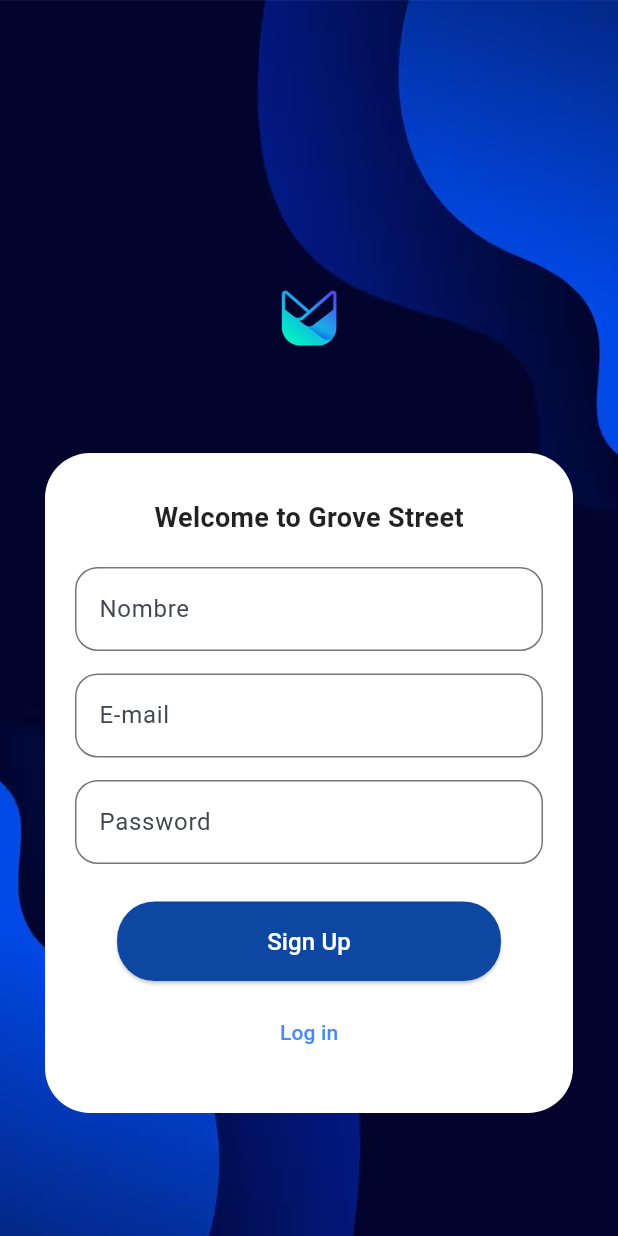
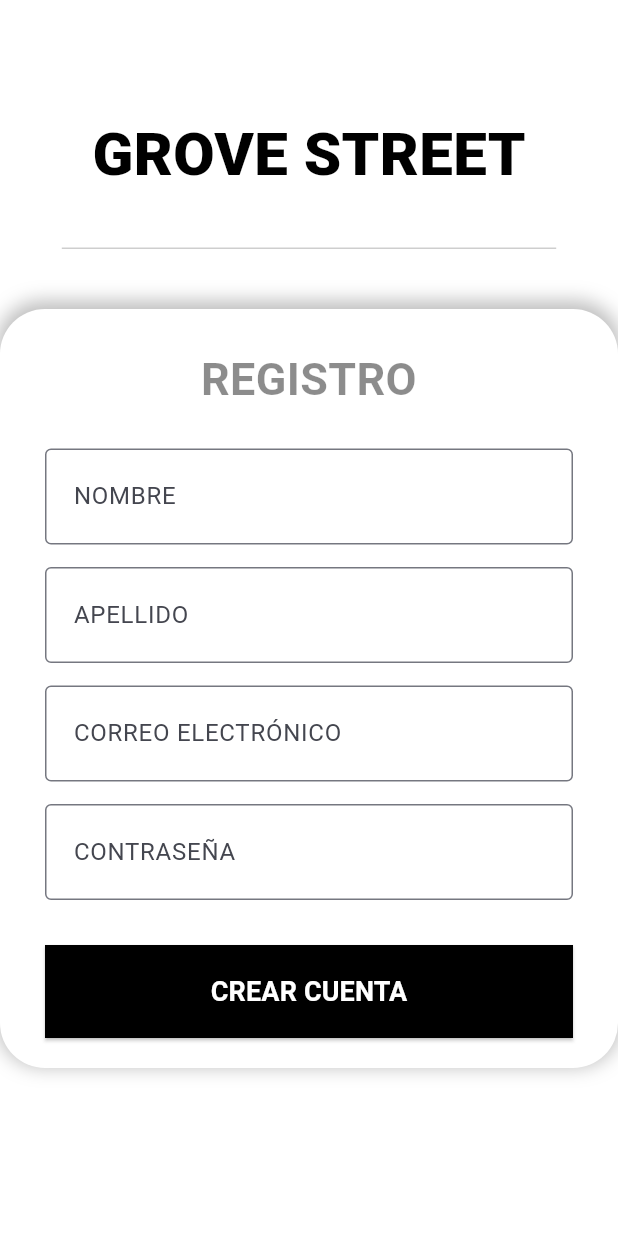
Before and after one commit to Rubio1023/Dispositivo-Moviles-2, a Flutter app: the SignUp screen opened by its route, on a phone screen of 412 x 824 dp. Run offline on Flutter 3.47's test engine with Material 3 defaults, Android fonts, the phone set to English and light mode, and no system bars; our stand-ins replace dartz, equatable, shared_preferences; accounts and stored records are empty.

Commit message:
sign_upV1

```diff
--- a/frontend/lib/features/auth/presentation/screens/sign_up.dart
+++ b/frontend/lib/features/auth/presentation/screens/sign_up.dart
@@ -5,105 +5,165 @@
 
   @override
   Widget build(BuildContext context) {
+    // Usamos LayoutBuilder para adaptar el diseño según el espacio disponible
+    return LayoutBuilder(
+      builder: (context, constraints) {
+        final availableHeight = constraints.maxHeight;
+
+        // Se mantiene la proporción 25% para el encabezado
+        const double topSectionHeightRatio = 0.25;
+        final double topSectionHeight = availableHeight * topSectionHeightRatio;
+
+        const double lineOffset = 40; // Offset para mover la línea hacia arriba
+        final double availableWidth = constraints.maxWidth; // Ancho total disponible
+
         return Scaffold(
-      body: SafeArea(
-        child: SingleChildScrollView(
-          child: Container(
-            height: MediaQuery.of(context).size.height,
-            decoration: const BoxDecoration(
-              image: DecorationImage(
-                image: AssetImage('assets/fondo.jpg'),
-                fit: BoxFit.cover,
+          backgroundColor: Colors.white,
+          body: Column(
+            children: [
+              // 1. ÁREA SUPERIOR (GROVE STREET) - 25%
+              Container(
+                height: topSectionHeight,
+                width: double.infinity,
+                color: Colors.white,
+                child: Stack(
+                  children: [
+                    const Center(
+                      child: Text(
+                        "GROVE STREET",
+                        style: TextStyle(
+                          fontSize: 40,
+                          fontWeight: FontWeight.w900,
+                          color: Colors.black,
                         ),
                       ),
-            child: Column(
-              mainAxisAlignment: MainAxisAlignment.center,
-              children: [
-              const SizedBox(height: 80),
-              Image.asset('assets/logo.png', height: 100),
-              const SizedBox(height: 40),
-              Container(
-                margin: const EdgeInsets.symmetric(horizontal: 30),
-                padding:
-                    const EdgeInsets.symmetric(horizontal: 20, vertical: 30),
+                    ),
+
+                    // Línea Divisoria (Alineada y Desplazada)
+                    Align(
+                      alignment: Alignment.bottomCenter,
+                      child: Padding(
+                        padding: const EdgeInsets.only(bottom: lineOffset),
+                        child: Container(
+                          height: 1.0,
+                          width: availableWidth * 0.8,
+                          color: Colors.grey.withOpacity(0.5),
+                        ),
+                      ),
+                    ),
+                  ],
+                ),
+              ),
+              // 2. FORMULARIO (Parte Inferior - Expanded)
+              Expanded( // Ocupa todo el espacio restante disponible (75%)
+                child: Align(
+                  alignment: Alignment.topCenter,
+                  // ConstrainedBox limita el ancho máximo en pantallas grandes
+                  child: ConstrainedBox(
+                    constraints: const BoxConstraints(
+                      maxWidth: 500, // Máximo ancho para Desktop/Tablet
+                    ),
+                    child: Container(
+                      width: double.infinity,
                       decoration: BoxDecoration(
                         color: Colors.white,
                         borderRadius: BorderRadius.circular(30),
+                        boxShadow: const [
+                          BoxShadow(
+                            color: Colors.black26,
+                            blurRadius: 10,
+                            spreadRadius: 2,
+                            offset: Offset(0, -3),
+                          )
+                        ]
                       ),
+
+                      // 🎉 SOLUCIÓN: Usamos SingleChildScrollView aquí
+                      child: SingleChildScrollView(
+                        padding: const EdgeInsets.fromLTRB(30, 25, 30, 20),
                         child: Column(
+                          crossAxisAlignment: CrossAxisAlignment.stretch,
                           children: [
+                            // TÍTULO DEL FORMULARIO
                             const Text(
-                      "Welcome to Grove Street",
+                              "REGISTRO",
+                              textAlign: TextAlign.center,
                               style: TextStyle(
+                                fontSize: 30,
                                 fontWeight: FontWeight.bold,
-                          fontSize: 18,
-                          color: Colors.black87),
+                                color: Colors.black45,
                               ),
-                    const SizedBox(height: 20),
-                    TextField(
+                            ),
+                            const SizedBox(height: 25),
+
+                            // Campo NOMBRE
+                            const TextField(
                               decoration: InputDecoration(
-                        labelText: "Nombre",
-                        border: OutlineInputBorder(
-                          borderRadius: BorderRadius.circular(15),
-                        ),
+                                labelText: "NOMBRE",
+                                contentPadding: EdgeInsets.symmetric(vertical: 20.0, horizontal: 15.0),
+                                border: OutlineInputBorder(),
                               ),
                             ),
                             const SizedBox(height: 15),
-                    TextField(
+
+                            // Campo APELLIDO
+                            const TextField(
                               decoration: InputDecoration(
-                        labelText: "E-mail",
-                        border: OutlineInputBorder(
-                          borderRadius: BorderRadius.circular(15),
-                        ),
+                                labelText: "APELLIDO",
+                                contentPadding: EdgeInsets.symmetric(vertical: 20.0, horizontal: 15.0),
+                                border: OutlineInputBorder(),
                               ),
                             ),
                             const SizedBox(height: 15),
-                    TextField(
+
+                            // Campo CORREO ELECTRÓNICO
+                            const TextField(
+                              keyboardType: TextInputType.emailAddress,
+                              decoration: InputDecoration(
+                                labelText: "CORREO ELECTRÓNICO",
+                                contentPadding: EdgeInsets.symmetric(vertical: 20.0, horizontal: 15.0),
+                                border: OutlineInputBorder(),
+                              ),
+                            ),
+                            const SizedBox(height: 15),
+
+                            // Campo CONTRASEÑA
+                            const TextField(
                               obscureText: true,
                               decoration: InputDecoration(
-                        labelText: "Password",
-                        border: OutlineInputBorder(
-                          borderRadius: BorderRadius.circular(15),
+                                labelText: "CONTRASEÑA",
+                                contentPadding: EdgeInsets.symmetric(vertical: 20.0, horizontal: 15.0),
+                                border: OutlineInputBorder(),
                               ),
                             ),
-                    ),
-                    const SizedBox(height: 25),
+                            const SizedBox(height: 30),
+
+                            // Botón REGISTRARSE
                             ElevatedButton(
                               style: ElevatedButton.styleFrom(
-                        backgroundColor: Colors.blue[900],
-                        padding: const EdgeInsets.symmetric(
-                            horizontal: 100, vertical: 15),
-                        shape: RoundedRectangleBorder(
-                          borderRadius: BorderRadius.circular(25),
-                        ),
+                                backgroundColor: Colors.black,
+                                padding: const EdgeInsets.symmetric(vertical: 18),
+                                shape: RoundedRectangleBorder()
                                 ),
                               onPressed: () {
-                        Navigator.pushReplacementNamed(context, '/inicio');
+                                // Lógica de registro aquí
                               },
                               child: const Text(
-                        'Sign Up',
-                        style: TextStyle(fontSize: 16, color: Colors.white),
-                      ),
-                    ),
-                    const SizedBox(height: 10),
-                    // Botón de inicio de sesión tipo texto
-                    TextButton(
-                      onPressed: () {
-                        Navigator.pushNamed(context, '/login');
-                      },
-                      child: const Text(
-                        'Log in',
-                        style: TextStyle(color: Colors.blueAccent),
-                      ),
-                    ),
-                  ],
+                                'CREAR CUENTA',
+                                style: TextStyle(fontSize: 18, color: Colors.white, fontWeight: FontWeight.bold),
                               ),
                             ),
                           ],
                         ),
                       ),
                     ),
-      )
+                  ),
+                ),
+              ),
+            ],
+          ),
+        );
+      }
     );
   }
 }
```
Lines whose indentation alone changed are shown as unchanged.
